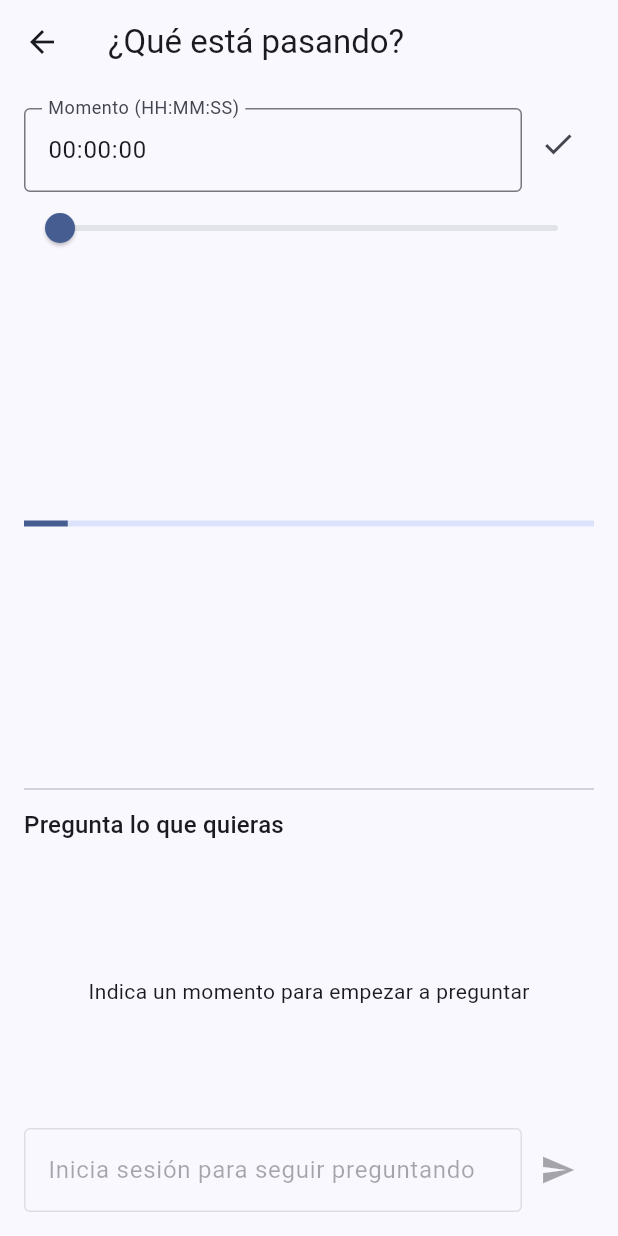
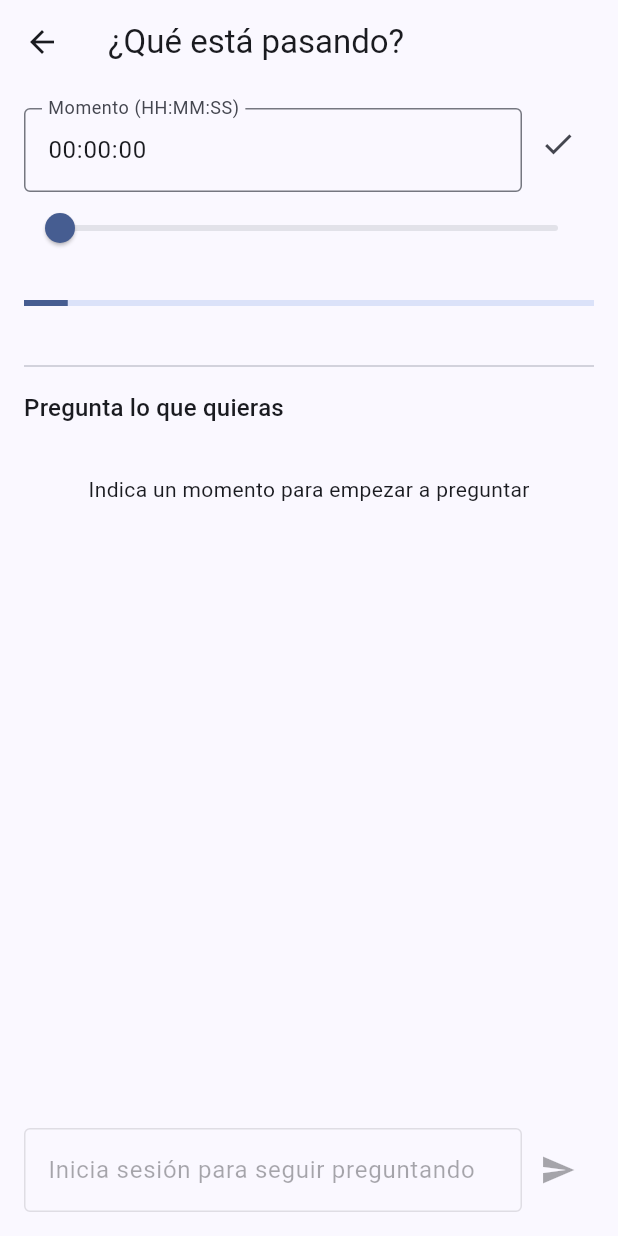
Before and after one commit to aguerola/story-pilot-app, a Flutter app: the _SceneView screen opened directly with empty values, on a phone screen of 412 x 824 dp. Run offline on Flutter 3.47's test engine with Material 3 defaults, Android fonts, the phone set to English and light mode, and no system bars; our stand-ins replace cloud_functions, dio, equatable, firebase_ai, firebase_auth, firebase_core and 6 more; accounts and stored records are empty; statements that could not run were skipped.

Commit message:
Refactor SceneAskPanel and SceneScreen for improved UI and functionality
- Renamed SceneAskPanel to SceneAskScrollContent and refactored it to a StatelessWidget for better performance.
- Introduced SceneAskInputBar as a separate StatefulWidget to manage user input and submission logic.
- Updated SceneScreen layout to utilize the new SceneAskScrollContent and SceneAskInputBar, enhancing the overall structure and readability.
- Improved padding and spacing in various UI components for a more polished user experience.

```diff
--- a/lib/ui/scene/widgets/scene_ask_panel.dart
+++ b/lib/ui/scene/widgets/scene_ask_panel.dart
@@ -20,26 +20,13 @@ const _fallbackSuggestedQuestions = [
   '¿Qué significa esta conversación?',
 ];
 
-class SceneAskPanel extends StatefulWidget {
-  const SceneAskPanel({
+class SceneAskScrollContent extends StatelessWidget {
+  const SceneAskScrollContent({
     super.key,
     required this.enabled,
   });
 
   final bool enabled;
-
-  @override
-  State<SceneAskPanel> createState() => _SceneAskPanelState();
-}
-
-class _SceneAskPanelState extends State<SceneAskPanel> {
-  final _controller = TextEditingController();
-
-  @override
-  void dispose() {
-    _controller.dispose();
-    super.dispose();
-  }
 
   bool _isAuthenticated(BuildContext context) =>
       context.watch<AuthBloc>().state is AuthAuthenticated;
@@ -47,7 +34,7 @@ class _SceneAskPanelState extends State<SceneAskPanel> {
   int _remainingQuestions() => getIt<UsageLimitService>().remainingQuestions();
 
   bool _canSubmit(BuildContext context) {
-    if (!widget.enabled) return false;
+    if (!enabled) return false;
     if (_isAuthenticated(context)) return true;
     return _remainingQuestions() > 0;
   }
@@ -79,12 +66,15 @@ class _SceneAskPanelState extends State<SceneAskPanel> {
           ),
         ],
         const SizedBox(height: 8),
-        Expanded(
-          child: !widget.enabled
-              ? const Center(
+        if (!enabled)
+          const Padding(
+            padding: EdgeInsets.symmetric(vertical: 24),
+            child: Center(
               child: Text('Indica un momento para empezar a preguntar'),
+            ),
           )
-              : BlocBuilder<AskBloc, AskState>(
+        else
+          BlocBuilder<AskBloc, AskState>(
             builder: (context, state) => switch (state) {
               AskInitial() => _SuggestedQuestions(
                   enabled: canSubmit,
@@ -98,8 +88,7 @@ class _SceneAskPanelState extends State<SceneAskPanel> {
                     const LinearProgressIndicator(),
                   ],
                 ),
-                    AskAnswered(:final answer) => SingleChildScrollView(
-                        child: Column(
+              AskAnswered(:final answer) => Column(
                   crossAxisAlignment: CrossAxisAlignment.start,
                   children: [
                     Text('P: ${answer.question}'),
@@ -112,7 +101,6 @@ class _SceneAskPanelState extends State<SceneAskPanel> {
                     DebugUsage(answer.usage),
                   ],
                 ),
-                      ),
               AskFailure(:final failure) =>
                 Center(child: Text(failure.message)),
               AskMissingContext() => const Center(
@@ -123,8 +111,53 @@ class _SceneAskPanelState extends State<SceneAskPanel> {
                 ),
             },
           ),
-        ),
-        Row(
+      ],
+    );
+  }
+
+  void _submit(BuildContext context, String question) {
+    if (question.trim().isEmpty) return;
+    context.read<AskBloc>().add(AskQuestionSubmitted(question));
+  }
+}
+
+class SceneAskInputBar extends StatefulWidget {
+  const SceneAskInputBar({
+    super.key,
+    required this.enabled,
+  });
+
+  final bool enabled;
+
+  @override
+  State<SceneAskInputBar> createState() => _SceneAskInputBarState();
+}
+
+class _SceneAskInputBarState extends State<SceneAskInputBar> {
+  final _controller = TextEditingController();
+
+  @override
+  void dispose() {
+    _controller.dispose();
+    super.dispose();
+  }
+
+  bool _isAuthenticated(BuildContext context) =>
+      context.watch<AuthBloc>().state is AuthAuthenticated;
+
+  int _remainingQuestions() => getIt<UsageLimitService>().remainingQuestions();
+
+  bool _canSubmit(BuildContext context) {
+    if (!widget.enabled) return false;
+    if (_isAuthenticated(context)) return true;
+    return _remainingQuestions() > 0;
+  }
+
+  @override
+  Widget build(BuildContext context) {
+    final canSubmit = _canSubmit(context);
+
+    return Row(
       children: [
         Expanded(
           child: TextField(
@@ -135,18 +168,13 @@ class _SceneAskPanelState extends State<SceneAskPanel> {
                   ? '¿Quién está en la escena?'
                   : 'Inicia sesión para seguir preguntando',
             ),
-                onSubmitted: canSubmit
-                    ? (value) => _submit(context, value)
-                    : null,
+            onSubmitted: canSubmit ? (value) => _submit(context, value) : null,
           ),
         ),
         IconButton(
-              onPressed: canSubmit
-                  ? () => _submit(context, _controller.text)
-                  : null,
+          onPressed:
+              canSubmit ? () => _submit(context, _controller.text) : null,
           icon: const Icon(Icons.send),
-            ),
-          ],
         ),
       ],
     );
@@ -168,18 +196,14 @@ class _SuggestedQuestions extends StatelessWidget {
   @override
   Widget build(BuildContext context) {
     final briefState = context.watch<SceneBriefCubit>().state;
-    // While the AI is generating questions, show a skeleton instead of the
-    // static fallback list (which would flash and then change).
     final isLoadingBrief =
         briefState is SceneBriefInitial || briefState is SceneBriefLoading;
-    // On Ready use the AI's questions; on failure fall back to the static list.
     final questions = briefState is SceneBriefReady &&
             briefState.questions.isNotEmpty
         ? briefState.questions
         : _fallbackSuggestedQuestions;
 
-    return SingleChildScrollView(
-      child: Column(
+    return Column(
       crossAxisAlignment: CrossAxisAlignment.start,
       children: [
         Text(
@@ -216,7 +240,6 @@ class _SuggestedQuestions extends StatelessWidget {
                 .toList(),
           ),
       ],
-      ),
     );
   }
 }
--- a/lib/ui/scene/widgets/scene_screen.dart
+++ b/lib/ui/scene/widgets/scene_screen.dart
@@ -20,8 +20,6 @@ import 'package:storypilot/domain/models/season.dart';
 import 'package:storypilot/ui/scene/widgets/scene_ask_panel.dart';
 import 'package:storypilot/ui/scene/widgets/season_episode_selector.dart';
 import 'package:storypilot/utils/timestamp_utils.dart';
-
-const _wideLayoutBreakpoint = 840.0;
 
 class SceneScreen extends StatelessWidget {
   const SceneScreen({super.key, required this.id});
@@ -225,37 +223,20 @@ class _SceneViewState extends State<_SceneView> {
                     onChanged: _onSliderChanged,
                     onChangeEnd: _onSliderReleased,
                   ),
-                  const SizedBox(height: 8),
                   Expanded(
-                    child: LayoutBuilder(
-                      builder: (context, constraints) {
-                        final isWide =
-                            constraints.maxWidth >= _wideLayoutBreakpoint;
-                        final scenePanel = _SceneContextPanel(state: state);
-                        final askPanel = SceneAskPanel(enabled: askEnabled);
-
-                        if (isWide) {
-                          return Row(
+                    child: SingleChildScrollView(
+                      child: Column(
                         crossAxisAlignment: CrossAxisAlignment.stretch,
                         children: [
-                              Expanded(flex: 11, child: scenePanel),
-                              const VerticalDivider(width: 24),
-                              Expanded(flex: 9, child: askPanel),
+                          _SceneContextPanel(state: state),
+                          const Divider(height: 32),
+                          SceneAskScrollContent(enabled: askEnabled),
                         ],
-                          );
-                        }
-
-                        return Column(
-                          crossAxisAlignment: CrossAxisAlignment.stretch,
-                          children: [
-                            Expanded(flex: 11, child: scenePanel),
-                            const Divider(height: 24),
-                            Expanded(flex: 9, child: askPanel),
-                          ],
-                        );
-                      },
                       ),
                     ),
+                  ),
+                  const SizedBox(height: 8),
+                  SceneAskInputBar(enabled: askEnabled),
                 ],
               ),
             );
@@ -274,11 +255,16 @@ class _SceneContextPanel extends StatelessWidget {
   @override
   Widget build(BuildContext context) {
     return switch (state) {
-      SceneInitial() || SceneLoading() =>
-        const Center(child: LinearProgressIndicator()),
+      SceneInitial() || SceneLoading() => const Padding(
+          padding: EdgeInsets.symmetric(vertical: 24),
+          child: LinearProgressIndicator(),
+        ),
       SceneAwaitingEpisode() => const _AwaitingEpisodePrompt(),
       SceneAwaitingTimestamp() => const _AwaitingTimestampPrompt(),
-      SceneFailure(:final failure) => Center(child: Text(failure.message)),
+      SceneFailure(:final failure) => Padding(
+          padding: const EdgeInsets.symmetric(vertical: 24),
+          child: Center(child: Text(failure.message)),
+        ),
       SceneLoaded(:final context) => _SceneLoadedContent(sceneContext: context),
     };
   }
@@ -289,8 +275,11 @@ class _AwaitingEpisodePrompt extends StatelessWidget {
 
   @override
   Widget build(BuildContext context) {
-    return const Center(
+    return Padding(
+      padding: const EdgeInsets.symmetric(vertical: 24),
+      child: Center(
         child: Text('Selecciona temporada y capítulo para continuar'),
+      ),
     );
   }
 }
@@ -301,11 +290,9 @@ class _AwaitingTimestampPrompt extends StatelessWidget {
   @override
   Widget build(BuildContext context) {
     final theme = Theme.of(context);
-    return Center(
-      child: Padding(
-        padding: const EdgeInsets.symmetric(horizontal: 16),
+    return Padding(
+      padding: const EdgeInsets.symmetric(vertical: 24),
       child: Column(
-          mainAxisAlignment: MainAxisAlignment.center,
         children: [
           Icon(
             Icons.schedule_outlined,
@@ -328,7 +315,6 @@ class _AwaitingTimestampPrompt extends StatelessWidget {
             textAlign: TextAlign.center,
           ),
         ],
-        ),
       ),
     );
   }
@@ -379,7 +365,8 @@ class _SceneBriefContent extends StatelessWidget {
   @override
   Widget build(BuildContext context) {
     final theme = Theme.of(context);
-    return ListView(
+    return Column(
+      crossAxisAlignment: CrossAxisAlignment.start,
       children: [
         Text('Qué está pasando', style: theme.textTheme.titleMedium),
         const SizedBox(height: 8),
@@ -414,7 +401,8 @@ class _SceneBriefSkeleton extends StatelessWidget {
   Widget build(BuildContext context) {
     final theme = Theme.of(context);
     return Skeletonizer.zone(
-      child: ListView(
+      child: Column(
+        crossAxisAlignment: CrossAxisAlignment.start,
         children: [
           Text('Qué está pasando', style: theme.textTheme.titleMedium),
           const SizedBox(height: 8),
```
Lines whose indentation alone changed are shown as unchanged.
